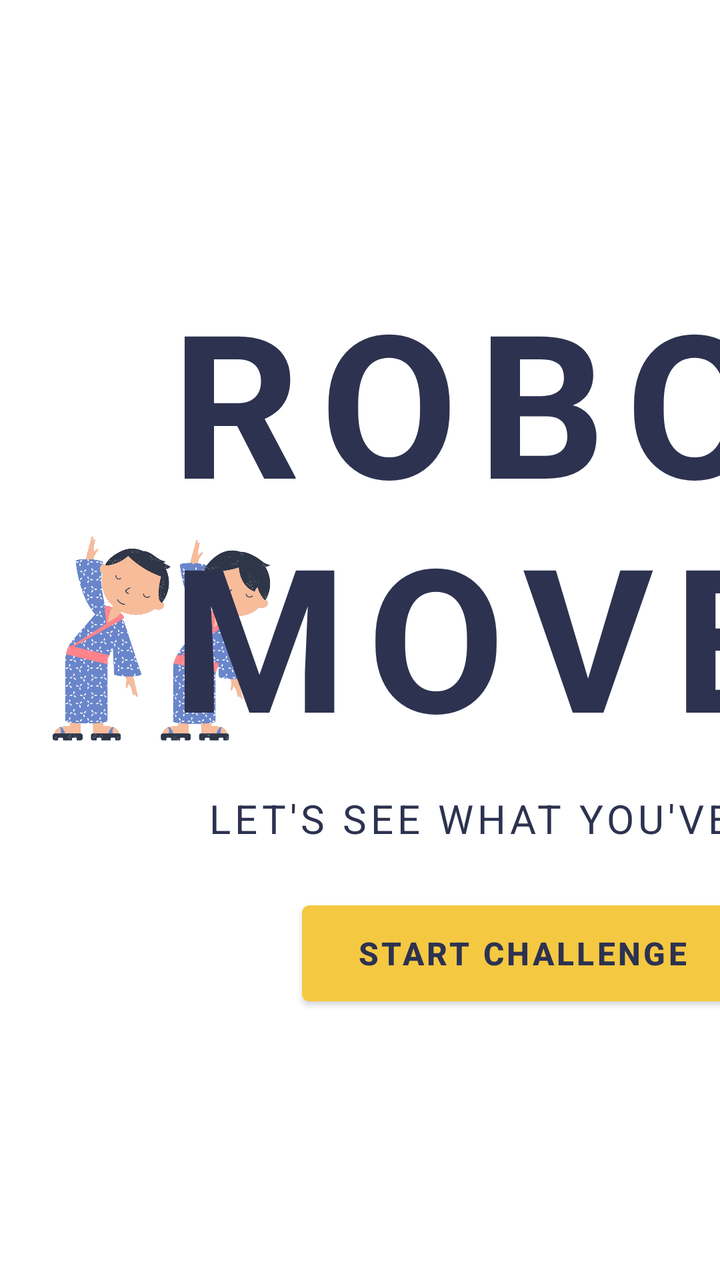
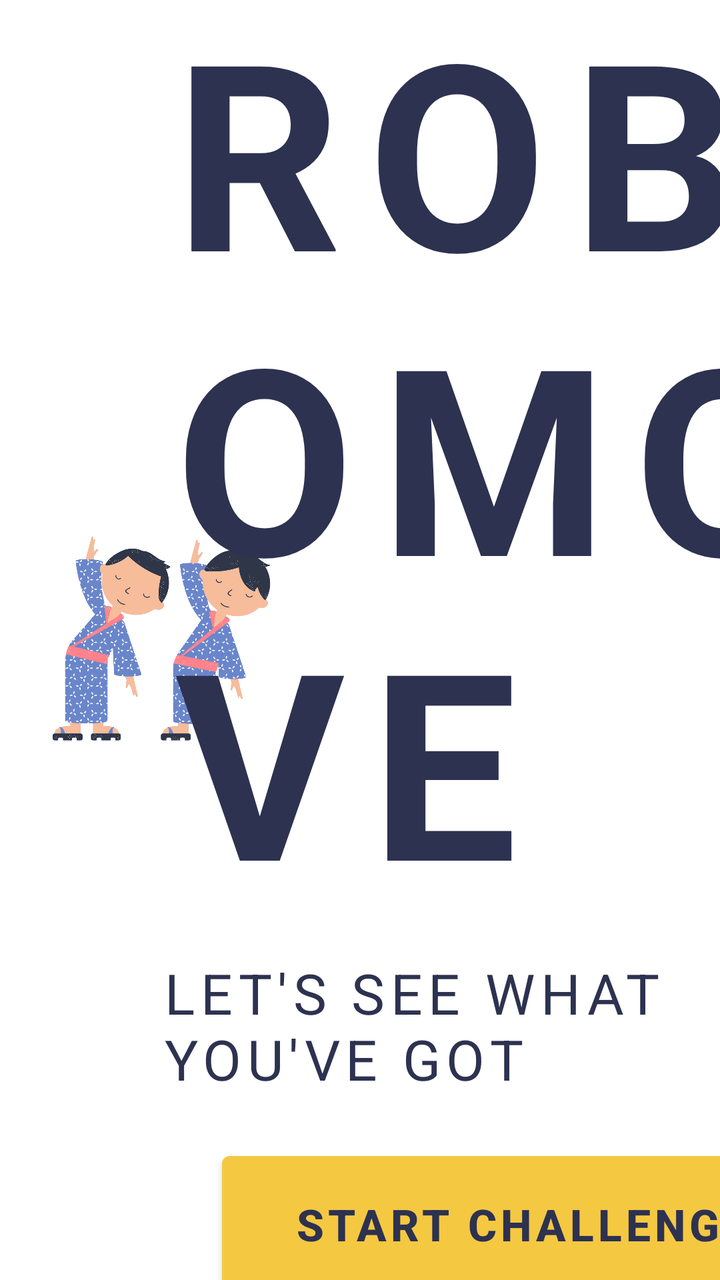

The first picture is an Android layout as it rendered before a commit; the second is the same layout after the commit. The layout source and the unified diff follow.
<!-- AndroidManifest.xml: application theme Theme.RoboMove -->
<!-- res/layout/activity_home.xml -->
<?xml version="1.0" encoding="utf-8"?>
<androidx.constraintlayout.widget.ConstraintLayout
    xmlns:android="http://schemas.android.com/apk/res/android"
    xmlns:app="http://schemas.android.com/apk/res-auto"
    android:layout_width="match_parent"
    android:layout_height="match_parent"
    android:background="@color/robomove_white">

    
    <ImageView
        android:id="@+id/iv_logo"
        android:layout_width="0dp"
        android:layout_height="0dp"
        android:src="@drawable/bg_home_activity"
        android:contentDescription="Home Illustration"
        android:scaleType="fitCenter"
        app:layout_constraintTop_toTopOf="parent"
        app:layout_constraintBottom_toBottomOf="parent"
        app:layout_constraintStart_toStartOf="parent"
        app:layout_constraintEnd_toStartOf="@id/guideline"
        android:layout_margin="24dp"/>

    
    <androidx.constraintlayout.widget.Guideline
        android:id="@+id/guideline"
        android:layout_width="wrap_content"
        android:layout_height="wrap_content"
        android:orientation="vertical"
        app:layout_constraintGuide_percent="0.45"/>

    

    
    <TextView
        android:id="@+id/tv_title"
        android:layout_width="wrap_content"
        android:layout_height="wrap_content"
        android:text="ROBOMOVE"
        android:textColor="@color/robomove_navy"
        android:textSize="100sp"
        android:textStyle="bold"
        android:letterSpacing="0.1"
        app:layout_constraintStart_toStartOf="@id/guideline"
        app:layout_constraintEnd_toEndOf="parent"
        app:layout_constraintTop_toTopOf="parent"
        app:layout_constraintBottom_toTopOf="@id/tv_subtitle"
        app:layout_constraintVertical_chainStyle="packed"
        android:layout_marginBottom="12dp"/>

    
    <TextView
        android:id="@+id/tv_subtitle"
        android:layout_width="wrap_content"
        android:layout_height="wrap_content"
        android:text="LET'S SEE WHAT YOU'VE GOT"
        android:textColor="@color/robomove_navy"
        android:textSize="20sp"
        android:letterSpacing="0.1"
        app:layout_constraintStart_toStartOf="@id/guideline"
        app:layout_constraintEnd_toEndOf="parent"
        app:layout_constraintTop_toBottomOf="@id/tv_title"
        app:layout_constraintBottom_toTopOf="@id/btn_start"
        android:layout_marginBottom="24dp"/>

    
    <Button
        android:id="@+id/btn_start"
        android:layout_width="220dp"
        android:layout_height="60dp"
        android:text="START CHALLENGE"
        android:textSize="16sp"
        android:textStyle="bold"
        android:backgroundTint="@color/robomove_yellow"
        android:textColor="@color/robomove_navy"
        app:layout_constraintStart_toStartOf="@id/guideline"
        app:layout_constraintEnd_toEndOf="parent"
        app:layout_constraintTop_toBottomOf="@id/tv_subtitle"
        app:layout_constraintBottom_toBottomOf="parent"/>

</androidx.constraintlayout.widget.ConstraintLayout>
<!-- resources referenced by this layout -->
<resources>
  <color name="robomove_navy">#2D3250</color>
  <color name="robomove_white">#FFFFFF</color>
  <color name="robomove_yellow">#F5C842</color>
  <!-- drawable bg_home_activity: png bitmap (drawable, 144139 bytes) -->
  <style name="Theme.RoboMove" parent="Theme.MaterialComponents.DayNight.NoActionBar">
          <item name="colorPrimary">@color/robomove_navy</item>
          <item name="colorPrimaryVariant">@color/robomove_navy</item>
          <item name="colorOnPrimary">@color/robomove_white</item>
          <item name="colorSecondary">@color/robomove_yellow</item>
          <item name="android:windowBackground">@color/robomove_white</item>
      </style>
</resources>

<!-- the commit's change to res/layout/activity_home.xml (unified diff, before → after) -->
@@ -37,7 +37,7 @@
         android:layout_height="wrap_content"
         android:text="ROBOMOVE"
         android:textColor="@color/robomove_navy"
-        android:textSize="100sp"
+        android:textSize="130sp"
         android:textStyle="bold"
         android:letterSpacing="0.1"
         app:layout_constraintStart_toStartOf="@id/guideline"
@@ -54,7 +54,7 @@
         android:layout_height="wrap_content"
         android:text="LET'S SEE WHAT YOU'VE GOT"
         android:textColor="@color/robomove_navy"
-        android:textSize="20sp"
+        android:textSize="28sp"
         android:letterSpacing="0.1"
         app:layout_constraintStart_toStartOf="@id/guideline"
         app:layout_constraintEnd_toEndOf="parent"
@@ -65,10 +65,10 @@
     
     <Button
         android:id="@+id/btn_start"
-        android:layout_width="220dp"
-        android:layout_height="60dp"
+        android:layout_width="300dp"
+        android:layout_height="80dp"
         android:text="START CHALLENGE"
-        android:textSize="16sp"
+        android:textSize="22sp"
         android:textStyle="bold"
         android:backgroundTint="@color/robomove_yellow"
         android:textColor="@color/robomove_navy"
